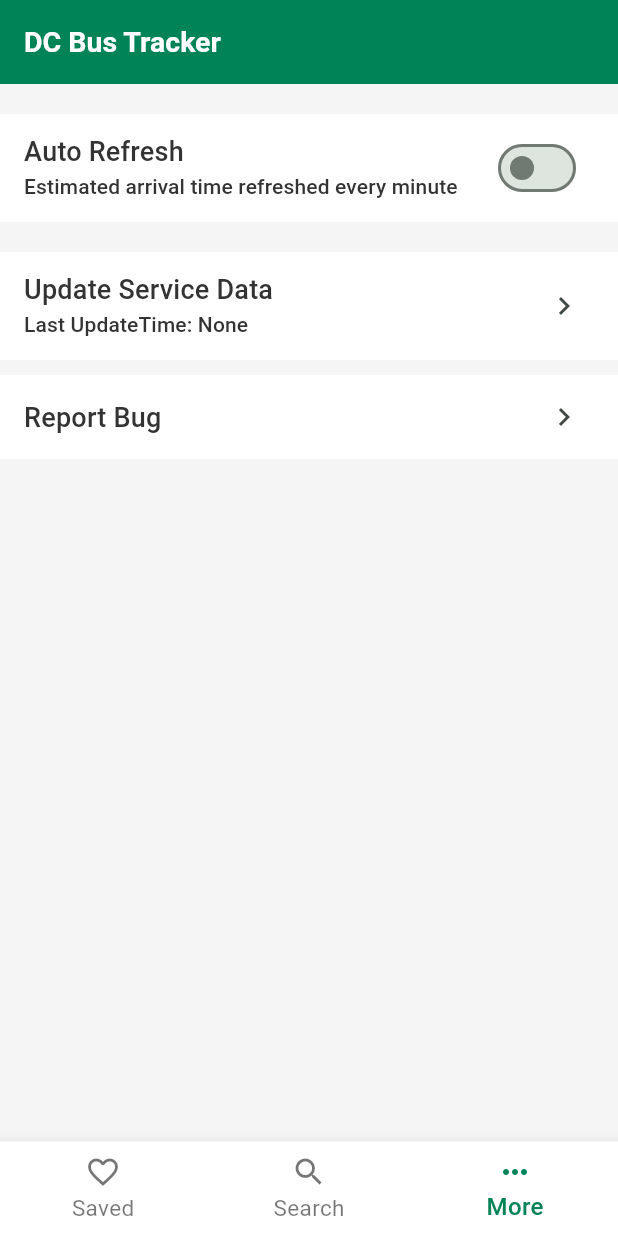
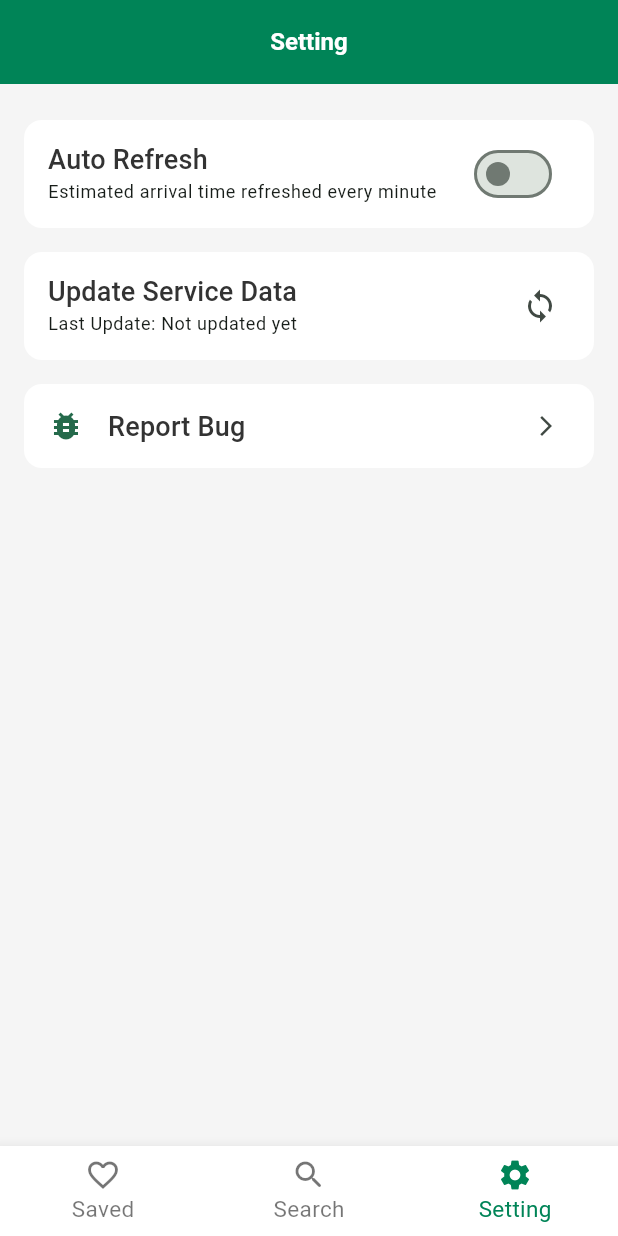
Before and after one commit to Tech-Chao/wmata_bus, a Flutter app: the screen it shows after launch, item 3 of the bottom bar chosen, after a tap on "Update Service Data", on a phone screen of 412 x 824 dp. Run offline on Flutter 3.47's test engine with Material 3 defaults, Android fonts, the light colour scheme and no system bars; our stand-ins replace google_mobile_ads, in_app_review, scrollable_positioned_list, shared_preferences; missing offline and left inert: app_tracking_transparency; network calls fail.

```diff
--- a/lib/Model/bus_incident.dart
+++ b/lib/Model/bus_incident.dart
@@ -4,20 +4,25 @@ class BusIncident {
   String? incidentID;
   String? incidentType;
   List<String>? routesAffected;
+  String? linesAffected;
 
   BusIncident(
       {this.dateUpdated,
       this.description,
       this.incidentID,
       this.incidentType,
-      this.routesAffected});
+      this.routesAffected,
+      this.linesAffected});
 
   BusIncident.fromJson(Map<String, dynamic> json) {
     dateUpdated = json['DateUpdated'];
     description = json['Description'];
     incidentID = json['IncidentID'];
     incidentType = json['IncidentType'];
-    routesAffected = json['RoutesAffected'].cast<String>();
+    if (json['RoutesAffected'] != null) {
+      routesAffected = json['RoutesAffected'].cast<String>();
+    }
+    linesAffected = json['LinesAffected'];
   }
 
   Map<String, dynamic> toJson() {
@@ -27,6 +32,7 @@ class BusIncident {
     data['IncidentID'] = incidentID;
     data['IncidentType'] = incidentType;
     data['RoutesAffected'] = routesAffected;
+    data['LinesAffected'] = linesAffected;
     return data;
   }
 }
--- a/lib/Providers/route_provider.dart
+++ b/lib/Providers/route_provider.dart
@@ -10,7 +10,11 @@ class AppRouteProvider extends ChangeNotifier {
   List<RailRoute>? get railRoutes => _railRoutes;
 
   void setBusRoutes(List<BusRouteNew>? data) {
-    _busRoutes = data;
+    _busRoutes = data
+        ?.where((e) =>
+            e.routeID != null &&
+            !(e.routeID!.contains("*") || e.routeID!.contains("/")))
+        .toList();
     notifyListeners();
   }
 
--- a/lib/moudle/Home/favor_page.dart
+++ b/lib/moudle/Home/favor_page.dart
@@ -241,7 +241,7 @@ class _FavoritePageState extends State<FavoritePage> {
             appBar: AppBar(
                 title: Text(
               "DC Bus Tracker",
-              style: Theme.of(context).textTheme.headlineMedium,
+              style: Theme.of(context).textTheme.headlineSmall,
             )),
             floatingActionButton: favoriteProvder.busFavorites.isEmpty &&
                     favoriteProvder.railStationFavorites.isEmpty
--- a/lib/moudle/My/mine_page.dart
+++ b/lib/moudle/My/mine_page.dart
@@ -22,45 +22,50 @@ class MinePageView extends StatefulWidget {
 class _MinePageViewState extends State<MinePageView> {
   bool autoRefresh = false;
   String? lastUpdateTime;
-  // 邮件url地址
+  bool loading = false;
   late final Uri emailLaunchUri;
-  bool loading = false;
 
   @override
   void initState() {
+    super.initState();
+    _initEmailUri();
+    _loadInitialData();
+  }
+
+  void _initEmailUri() {
     emailLaunchUri = Uri(
       scheme: 'mailto',
       path: 'wuchaoyu1991@gmail.com',
-      query: encodeQueryParameters(<String, String>{
+      query: _encodeQueryParameters({
         'subject': 'DC Bus Tracker Feedback!',
       }),
     );
-    getAutoRefreshState();
-    loadLastUpdateTime();
-    super.initState();
   }
 
-  getAutoRefreshState() async {
+  Future<void> _loadInitialData() async {
+    await Future.wait([
+      _getAutoRefreshState(),
+      _loadLastUpdateTime(),
+    ]);
+  }
+
+  Future<void> _getAutoRefreshState() async {
     String? res = await StoreManager.get("autoRefresh");
-    var result = (res == true.toString());
     setState(() {
-      autoRefresh = result;
+      autoRefresh = res == true.toString();
     });
   }
 
-  String? encodeQueryParameters(Map<String, String> params) {
+  String _encodeQueryParameters(Map<String, String> params) {
     return params.entries
-        .map((MapEntry<String, String> e) =>
+        .map((e) =>
             '${Uri.encodeComponent(e.key)}=${Uri.encodeComponent(e.value)}')
         .join('&');
   }
 
-  // 发送邮件
-  void sendEmail() => launchUrl(emailLaunchUri);
-
-  loadLastUpdateTime() async {
-    SharedPreferences prefs = await SharedPreferences.getInstance();
-    String? tempLastUpdateTime = prefs.getString('last_update_time');
+  Future<void> _loadLastUpdateTime() async {
+    final prefs = await SharedPreferences.getInstance();
+    final tempLastUpdateTime = prefs.getString('last_update_time');
     if (tempLastUpdateTime != null) {
       setState(() {
         lastUpdateTime = tempLastUpdateTime;
@@ -68,76 +73,95 @@ class _MinePageViewState extends State<MinePageView> {
     }
   }
 
-  fetchRemoteDatas(context) async {
-    if (loading) {
-      return;
-    } else {
-      setState(() {
-        loading = true;
-      });
-      List<BusRouteNew>? temp = await APIService.getBusroute();
-      setState(() {
-        loading = false;
-      });
+  Future<void> _fetchRemoteDatas(BuildContext context) async {
+    if (loading) return;
+
+    setState(() => loading = true);
+
+    try {
+      final temp = await APIService.getBusroute();
       if (temp != null && temp.isNotEmpty) {
-        Provider.of<AppRouteProvider>(context, listen: false)
-            .setBusRoutes(temp);
-
-        SharedPreferences prefs = await SharedPreferences.getInstance();
-
-        //   // Convert the data to a JSON string
-        String newRoutes = json.encode(temp);
-
-        //   // Save the JSON string to shared preferences
-        await prefs.setString(ConstTool.kAllRouteskey, newRoutes);
-
-        DateTime currentTime = DateTime.now();
-        String currentTimeString = currentTime.toIso8601String();
-        await prefs.setString('last_update_time', currentTimeString);
-        setState(() {
-          loading = false;
-          lastUpdateTime = currentTimeString;
-        });
+        await _updateRouteData(context, temp);
       }
+    } finally {
+      setState(() => loading = false);
     }
   }
 
-  // 更新車站数据
-  Widget autoRefreshWidget(context) {
-    return Container(
+  Future<void> _updateRouteData(
+      BuildContext context, List<BusRouteNew> routes) async {
+    Provider.of<AppRouteProvider>(context, listen: false).setBusRoutes(routes);
+
+    final prefs = await SharedPreferences.getInstance();
+    final newRoutes = json.encode(routes);
+    await prefs.setString(ConstTool.kAllRouteskey, newRoutes);
+
+    final currentTime = DateTime.now().toIso8601String();
+    await prefs.setString('last_update_time', currentTime);
+
+    setState(() => lastUpdateTime = currentTime);
+  }
+
+  Widget _buildSettingsSection() {
+    return Card(
       color: Colors.white,
-      child: ListTile(
-          title: Text('Auto Refresh',
-              style: Theme.of(context).textTheme.titleMedium),
-          subtitle: Text('Estimated arrival time refreshed every minute',
-              style: Theme.of(context).textTheme.titleSmall),
-          trailing: Switch(
-              value: autoRefresh,
-              onChanged: (bool value) {
-                setState(() {
-                  autoRefresh = value;
-                });
-                StoreManager.save("autoRefresh", value.toString());
-              })),
+      elevation: 0,
+      margin: const EdgeInsets.symmetric(horizontal: 16, vertical: 8),
+      child: _buildAutoRefreshTile(),
     );
   }
 
-  // 更新車站数据
-  Widget updateWidget(context) {
-    return Container(
+  Widget _buildAutoRefreshTile() {
+    return ListTile(
+      title:
+          Text('Auto Refresh', style: Theme.of(context).textTheme.titleMedium),
+      subtitle: Text('Estimated arrival time refreshed every minute',
+          style: Theme.of(context).textTheme.bodySmall),
+      trailing: Switch.adaptive(
+          value: autoRefresh,
+          activeColor: Theme.of(context).colorScheme.primary,
+          onChanged: (value) {
+            setState(() => autoRefresh = value);
+            StoreManager.save("autoRefresh", value.toString());
+          }),
+    );
+  }
+
+  Widget _buildUpdateDataTile() {
+    String formattedTime = lastUpdateTime != null
+        ? DateFormat("yyyy-MM-dd HH:mm:ss")
+            .format(DateTime.parse(lastUpdateTime!))
+        : "Not updated yet";
+
+    return Card(
       color: Colors.white,
+      elevation: 0,
+      margin: const EdgeInsets.symmetric(horizontal: 16, vertical: 8),
       child: ListTile(
-        onTap: () {
-          fetchRemoteDatas(context);
-        },
+        onTap: () => _fetchRemoteDatas(context),
         title: Text('Update Service Data',
             style: Theme.of(context).textTheme.titleMedium),
-        subtitle: Text(
-            'Last UpdateTime: ${lastUpdateTime != null ? DateFormat("yyyy-MM-dd HH:mm:ss").format(DateTime.parse(lastUpdateTime!)) : "None"}',
-            style: Theme.of(context).textTheme.titleSmall),
+        subtitle: Text('Last Update: $formattedTime',
+            style: Theme.of(context).textTheme.bodySmall),
         trailing: loading
             ? const CupertinoActivityIndicator()
-            : const Icon(Icons.keyboard_arrow_right),
+            : const Icon(Icons.sync),
+      ),
+    );
+  }
+
+  Widget _buildSupportSection() {
+    return Card(
+      color: Colors.white,
+      elevation: 0,
+      margin: const EdgeInsets.symmetric(horizontal: 16, vertical: 8),
+      child: ListTile(
+        onTap: () => launchUrl(emailLaunchUri),
+        leading: Icon(Icons.bug_report,
+            color: Theme.of(context).colorScheme.primary),
+        title:
+            Text('Report Bug', style: Theme.of(context).textTheme.titleMedium),
+        trailing: const Icon(Icons.arrow_forward_ios, size: 16),
       ),
     );
   }
@@ -148,87 +172,23 @@ class _MinePageViewState extends State<MinePageView> {
       backgroundColor: Colors.grey[100],
       appBar: AppBar(
         elevation: 0,
+        centerTitle: true,
         title: Text(
-            'DC Bus Tracker',
-            style: Theme.of(context).textTheme.headlineMedium,
+          'Setting',
+          style: Theme.of(context)
+              .textTheme
+              .headlineSmall
+              ?.copyWith(fontWeight: FontWeight.bold),
         ),
       ),
       body: ListView(
-          padding: const EdgeInsets.only(top: 10),
         children: [
-            const SizedBox(height: 10),
-            autoRefreshWidget(context),
-            // const SizedBox(height: 10),
-            // Container(
-            //   color: Colors.white,
-            //   child: ListTile(
-            //     leading: Text(
-            //       "Larger Font",
-            //       style: Theme.of(context).textTheme.titleMedium,
-            //     ),
-            //     trailing: Switch(
-            //       value: _isOldVersion,
-            //       onChanged: (bool value) {
-            //         setState(() {
-            //           _isOldVersion = value;
-            //           StoreManager.save("_isOldVersion", value.toString());
-            //           showDialog(
-            //               context: context,
-            //               builder: (context) {
-            //                 return AlertDialog(
-            //                   title: Text(
-            //                     "Tip",
-            //                     style: Theme.of(context).textTheme.titleLarge,
-            //                   ),
-            //                   content: Text(
-            //                       '"Larger Font" ${value ? "Enabled" : "Close"} is successful and will take effect after restarting. Do you want to exit immediately?',
-            //                       style:
-            //                           Theme.of(context).textTheme.titleLarge),
-            //                   actions: [
-            //                     TextButton(
-            //                         onPressed: () {
-            //                           Navigator.pop(context,
-            //                               'CupertinoAlertDialog - Normal, cancel');
-            //                         },
-            //                         child: Text("Next Time",
-            //                             style: Theme.of(context)
-            //                                 .textTheme
-            //                                 .titleLarge)),
-            //                     TextButton(
-            //                       onPressed: () async {
-            //                         Navigator.pop(context,
-            //                             'CupertinoAlertDialog - Normal, ok');
-            //                         exit(0);
-            //                       },
-            //                       child: Text("Quit",
-            //                           style: Theme.of(context)
-            //                               .textTheme
-            //                               .titleLarge
-            //                               ?.copyWith(
-            //                                   color: Theme.of(context)
-            //                                       .primaryColor)),
-            //                     )
-            //                   ],
-            //                 );
-            //               });
-            //         });
-            //       },
-            //     ),
-            //   ),
-            // ),
-            const SizedBox(height: 20),
-            updateWidget(context),
-            const SizedBox(height: 10),
-            Container(
-              color: Colors.white,
-              child: ListTile(
-                onTap: sendEmail,
-                leading: Text('Report Bug',
-                    style: Theme.of(context).textTheme.titleMedium),
-                trailing: const Icon(Icons.keyboard_arrow_right),
+          const SizedBox(height: 16),
+          _buildSettingsSection(),
+          _buildUpdateDataTile(),
+          _buildSupportSection(),
+        ],
       ),
-            ),
-          ],
-        ));
+    );
   }
 }
--- a/lib/moudle/Tab/tab_page.dart
+++ b/lib/moudle/Tab/tab_page.dart
@@ -18,14 +18,14 @@ class _MyTabPageState extends State<MyTabPage> {
       label: "Saved",
     ),
     const BottomNavigationBarItem(
-      icon: Icon(Icons.search_sharp),
+      icon: Icon(Icons.search_rounded),
       activeIcon: Icon(Icons.search_rounded),
       label: "Search",
     ),
     const BottomNavigationBarItem(
-      icon: Icon(Icons.more_horiz_outlined),
-      activeIcon: Icon(Icons.more_horiz),
-      label: "More",
+      icon: Icon(Icons.settings),
+      activeIcon: Icon(Icons.settings),
+      label: "Setting",
     ),
   ];
 
@@ -44,8 +44,7 @@ class _MyTabPageState extends State<MyTabPage> {
         selectedItemColor: Theme.of(context).primaryColor,
         items: bottomNavItems,
         unselectedFontSize: 15,
-        selectedFontSize: 16,
-        selectedLabelStyle: const TextStyle(fontWeight: FontWeight.w500),
+        selectedFontSize: 15,
         currentIndex: currentIndex,
         // type: BottomNavigationBarType.shifting,
         onTap: (index) => _changePage(index),
```
Also changed, not shown: lib/moudle/Services/api_services_new.dart (+8 -8 lines), lib/moudle/Stop/bus_stop_page.dart (+11 -27 lines), lib/moudle/Stop/incident_page.dart (added, +124 -0 lines), lib/moudle/Stop/rail_stop_page.dart (+41 -6 lines). Lines whose indentation alone changed are shown as unchanged.
